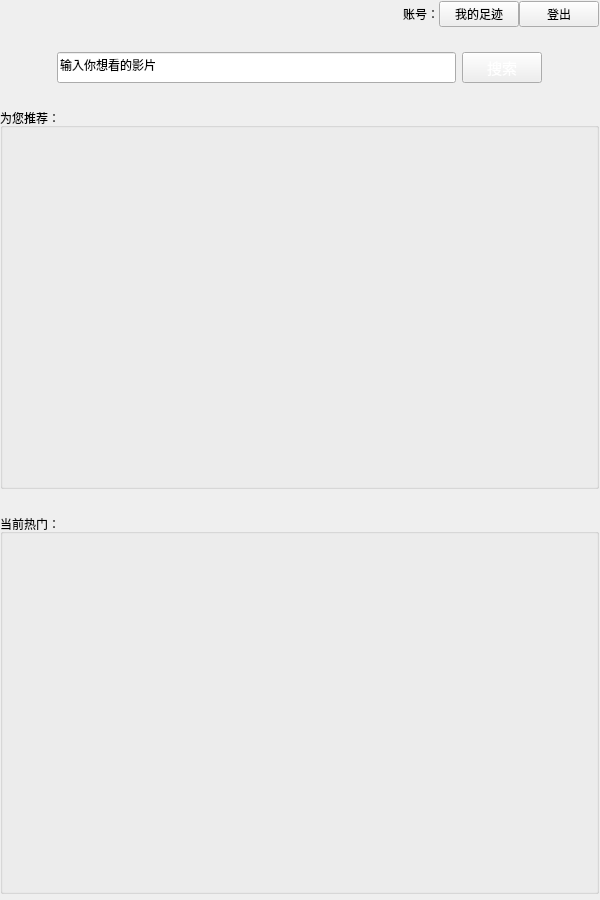
The window that ui/login_sucess.ui (foxlora/MovieRecSys) describes before a commit, drawn with Qt 5.
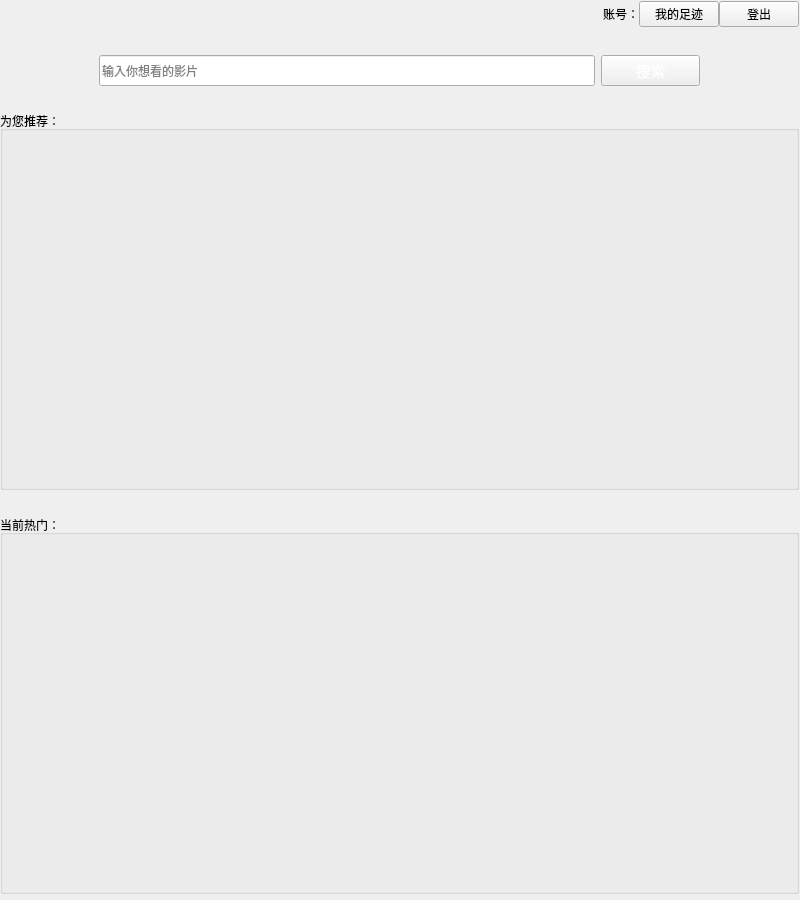
The same window after the commit. Custom widgets are drawn as their Qt base class.

```diff
--- a/ui/login_sucess.ui
+++ b/ui/login_sucess.ui
@@ -6,7 +6,7 @@
    <rect>
     <x>0</x>
     <y>0</y>
-    <width>600</width>
+    <width>800</width>
     <height>900</height>
    </rect>
   </property>
@@ -30,10 +30,13 @@
     <number>6</number>
    </property>
    <item>
-    <layout class="QHBoxLayout" name="horizontalLayout_2">
+    <layout class="QHBoxLayout" name="horizontalLayout_2" stretch="0,0,0,0">
      <property name="spacing">
       <number>0</number>
      </property>
+     <property name="bottomMargin">
+      <number>3</number>
+     </property>
      <item>
       <spacer name="horizontalSpacer_3">
        <property name="orientation">
@@ -67,10 +70,34 @@
       </widget>
      </item>
      <item alignment="Qt::AlignRight">
-      <widget class="QPushButton" name="pushButton_3">
+      <widget class="QPushButton" name="footprintPushButton">
+       <property name="enabled">
+        <bool>true</bool>
+       </property>
+       <property name="sizePolicy">
+        <sizepolicy hsizetype="Fixed" vsizetype="Fixed">
+         <horstretch>0</horstretch>
+         <verstretch>0</verstretch>
+        </sizepolicy>
+       </property>
+       <property name="sizeIncrement">
+        <size>
+         <width>11</width>
+         <height>12</height>
+        </size>
+       </property>
        <property name="text">
         <string>我的足迹</string>
        </property>
+       <property name="autoDefault">
+        <bool>false</bool>
+       </property>
+       <property name="default">
+        <bool>false</bool>
+       </property>
+       <property name="flat">
+        <bool>false</bool>
+       </property>
       </widget>
      </item>
      <item alignment="Qt::AlignRight">
@@ -102,7 +129,7 @@
        <height>55</height>
       </size>
      </property>
-     <layout class="QHBoxLayout" name="horizontalLayout" stretch="1,7,1,1">
+     <layout class="QHBoxLayout" name="horizontalLayout" stretch="1,0,1,1">
       <property name="spacing">
        <number>6</number>
       </property>
@@ -150,6 +177,9 @@
 &lt;p style=&quot; margin-top:0px; margin-bottom:0px; margin-left:0px; margin-right:0px; -qt-block-indent:0; text-indent:0px;&quot;&gt;输入您想看的影片&lt;/p&gt;&lt;/body&gt;&lt;/html&gt;</string>
         </property>
         <property name="text">
+         <string/>
+        </property>
+        <property name="placeholderText">
          <string>输入你想看的影片</string>
         </property>
        </widget>
@@ -188,14 +218,14 @@
     </widget>
    </item>
    <item>
-    <widget class="QGroupBox" name="groupBox">
+    <widget class="QMyMovieGroupBox" name="RecomBox">
      <property name="title">
       <string>为您推荐：</string>
      </property>
     </widget>
    </item>
    <item>
-    <widget class="QGroupBox" name="groupBox_2">
+    <widget class="QMyMovieGroupBox" name="HotRecomBox">
      <property name="title">
       <string>当前热门：</string>
      </property>
@@ -203,6 +233,14 @@
    </item>
   </layout>
  </widget>
+ <customwidgets>
+  <customwidget>
+   <class>QMyMovieGroupBox</class>
+   <extends>QGroupBox</extends>
+   <header>QMyMovieGroupBox</header>
+   <container>1</container>
+  </customwidget>
+ </customwidgets>
  <resources/>
  <connections>
   <connection>
```
Left out of the diff: 26 changed lines with no effect on the pictures.
